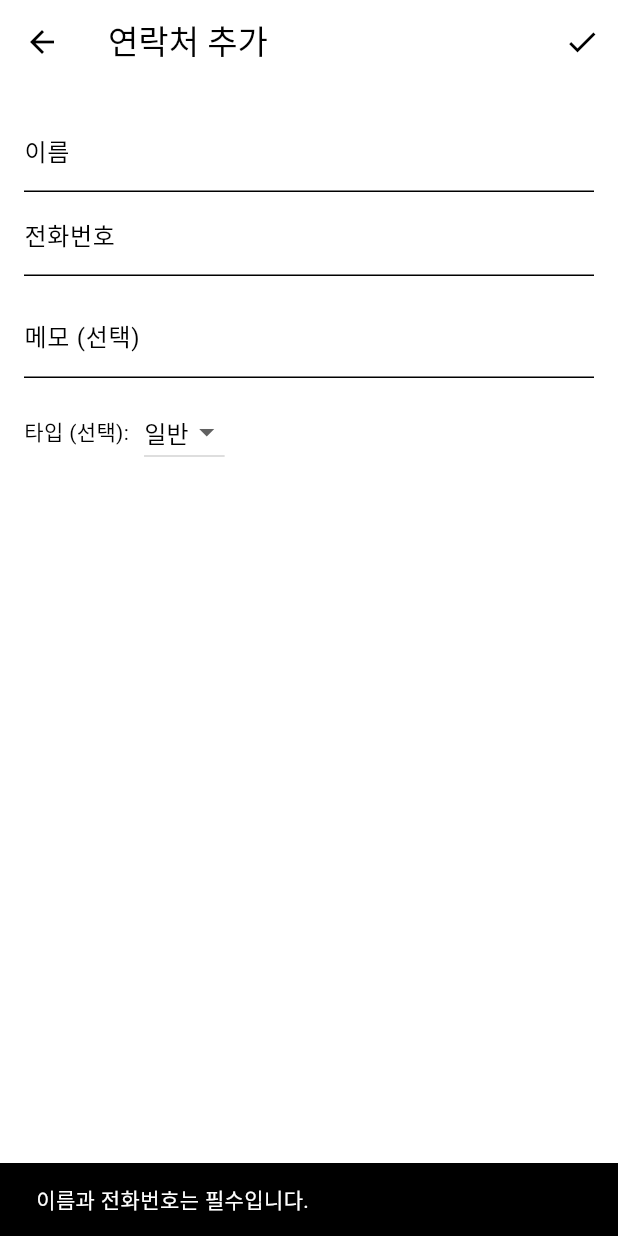
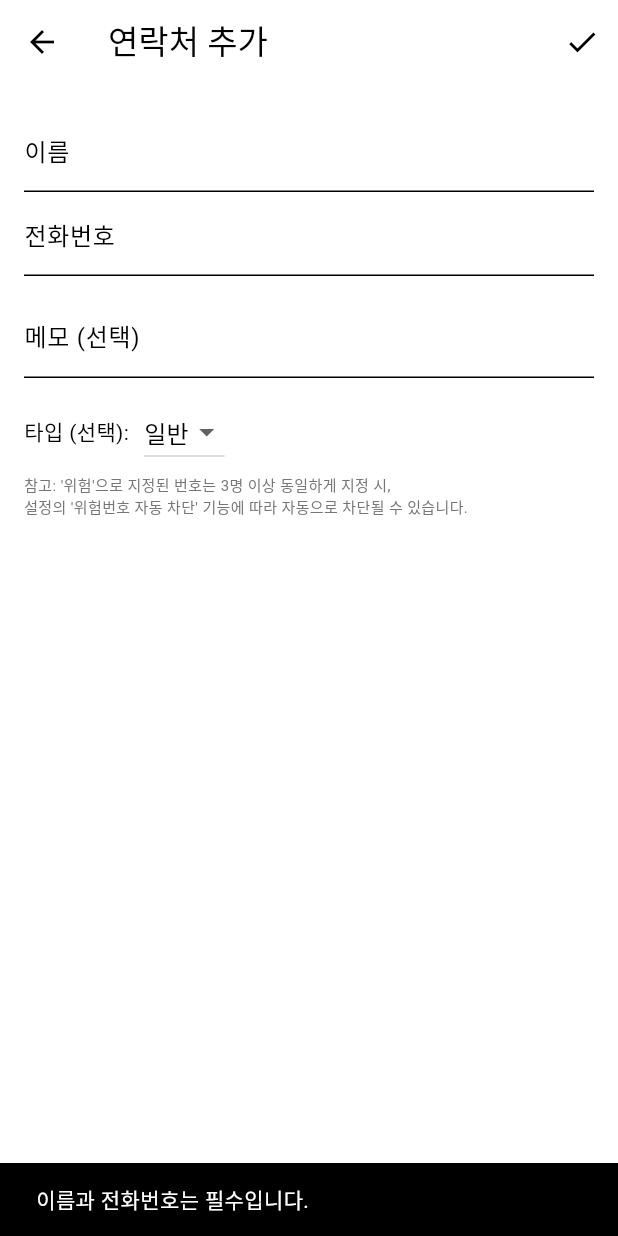
Before and after one commit to phyuzion/jumo, a Flutter app: the EditContactScreen screen opened directly, after a tap on the "check" icon, on a phone screen of 412 x 824 dp. Run offline on Flutter 3.47's test engine with Material 3 defaults, Android fonts, the phone set to English and light mode, and no system bars; our stand-ins replace dio, event_bus, flutter_contacts, flutter_local_notifications, fluttertoast, get_it and 5 more; missing offline and left inert: app_installer, call_e_log, flutter_background_service, flutter_background_service_android, flutter_broadcasts_4m, flutter_quill and 6 more; accounts and stored records are empty; project files that could hold a hidden picture were left out.

Commit message:
Fix release

```diff
--- a/mobile/mobile/lib/screens/edit_contact_screen.dart
+++ b/mobile/mobile/lib/screens/edit_contact_screen.dart
@@ -5,6 +5,7 @@ import 'package:provider/provider.dart';
 import 'package:mobile/controllers/blocked_numbers_controller.dart';
 import 'package:mobile/graphql/phone_records_api.dart';
 import 'dart:developer';
+import 'package:fluttertoast/fluttertoast.dart';
 
 /// 신규: initialPhone==null => 전화번호 입력 가능
 /// 기존: 전화번호 수정불가, contactId, memo, type 편집
@@ -76,22 +77,90 @@ class _EditContactScreenState extends State<EditContactScreen> {
     }
   }
 
-  void _checkBlockedStatus() {
+  Future<void> _checkBlockedStatus() async {
     if (widget.initialPhone != null) {
       final normalizedPhone = normalizePhone(widget.initialPhone!);
       final blocknumbersController = context.read<BlockedNumbersController>();
-      _isBlocked = blocknumbersController.isNumberBlocked(normalizedPhone);
+      _isBlocked = await blocknumbersController.isNumberBlockedAsync(
+        normalizedPhone,
+      );
+    }
+  }
+
+  // 1. 핵심 저장 로직 분리
+  Future<bool> _performSaveOperation() async {
+    final name = _nameCtrl.text.trim();
+    final phone = normalizePhone(_phoneCtrl.text.trim());
+    final memo = _memoCtrl.text.trim();
+
+    if (name.isEmpty || phone.isEmpty) {
+      ScaffoldMessenger.of(
+        context,
+      ).showSnackBar(const SnackBar(content: Text('이름과 전화번호는 필수입니다.')));
+      return false;
+    }
+
+    final hasPerm = await FlutterContacts.requestPermission();
+    if (!hasPerm) {
+      ScaffoldMessenger.of(
+        context,
+      ).showSnackBar(const SnackBar(content: Text('주소록 권한이 필요합니다.')));
+      return false;
+    }
+
+    _showLoadingDialog();
+
+    try {
+      String? deviceContactId;
+      final bool isUpdateOperation =
+          widget.initialContactId != null &&
+          widget.initialContactId!.isNotEmpty;
+
+      if (isUpdateOperation) {
+        await _updateDeviceContact(widget.initialContactId, name);
+        deviceContactId = widget.initialContactId;
+      } else {
+        deviceContactId = await _insertDeviceContact(name, phone);
+      }
+
+      final recordToUpsert = {
+        'phoneNumber': phone,
+        'name': name,
+        'memo': memo.isNotEmpty ? memo : '',
+        'type': _type,
+        'createdAt': DateTime.now().toUtc().toIso8601String(),
+      };
+      await PhoneRecordsApi.upsertPhoneRecords([recordToUpsert]);
+
+      if (mounted) Navigator.pop(context); // 로딩 다이얼로그 닫기
+      return true; // 저장 성공
+    } catch (e) {
+      log('[EditContactScreen] _performSaveOperation error: $e');
+      if (mounted) Navigator.pop(context); // 로딩 다이얼로그 닫기
+      if (mounted) {
+        ScaffoldMessenger.of(
+          context,
+        ).showSnackBar(SnackBar(content: Text('저장 중 오류가 발생했습니다: $e')));
+      }
+      return false; // 저장 실패
+    }
+  }
+
+  // 2. UI의 저장 버튼들이 호출할 함수 (저장 후 화면 닫기)
+  Future<void> _handleMainSaveAction() async {
+    bool success = await _performSaveOperation();
+    if (success && mounted) {
+      Fluttertoast.showToast(msg: "저장 완료");
+      Navigator.pop(context, true); // 화면 닫기
     }
   }
 
   Future<void> _toggleBlockStatus() async {
     if (widget.initialPhone == null) return;
     final normalizedPhone = normalizePhone(widget.initialPhone!);
-
     final blocknumbersController = context.read<BlockedNumbersController>();
-    final isCurrentlyBlocked = blocknumbersController.isNumberBlocked(
-      normalizedPhone,
-    );
+    final isCurrentlyBlocked = await blocknumbersController
+        .isNumberBlockedAsync(normalizedPhone);
 
     final confirmMessage = isCurrentlyBlocked ? '차단해제 하시겠습니까?' : '차단 하시겠습니까?';
 
@@ -116,13 +185,29 @@ class _EditContactScreenState extends State<EditContactScreen> {
 
     if (result == true) {
       if (isCurrentlyBlocked) {
+        // 차단 해제 로직
         await blocknumbersController.removeBlockedNumber(normalizedPhone);
+        setState(() {
+          _isBlocked = false;
+        });
+        bool success =
+            await _performSaveOperation(); // 타입은 변경되지 않았지만, 다른 정보가 수정됐을 수 있으므로 저장
+        if (success && mounted) {
+          Fluttertoast.showToast(msg: "차단해제 완료");
+        }
       } else {
+        // 차단 및 '위험' 타입으로 설정 후 저장 로직
+        setState(() {
+          _type = 99; // 타입을 '위험'으로 설정
+          _isBlocked = true; // 차단 상태로 UI 변경
+        });
         await blocknumbersController.addBlockedNumber(normalizedPhone);
+        bool success = await _performSaveOperation(); // 변경된 타입 정보 저장
+        if (success && mounted) {
+          Fluttertoast.showToast(msg: "차단 완료");
         }
-      setState(() {
-        _isBlocked = !isCurrentlyBlocked;
-      });
+      }
+      // 화면은 여기서 닫지 않음
     }
   }
 
@@ -132,75 +217,6 @@ class _EditContactScreenState extends State<EditContactScreen> {
     _phoneCtrl.dispose();
     _memoCtrl.dispose();
     super.dispose();
-  }
-
-  Future<void> _onSave() async {
-    final name = _nameCtrl.text.trim();
-    final phone = normalizePhone(_phoneCtrl.text.trim());
-    final memo = _memoCtrl.text.trim();
-
-    if (name.isEmpty || phone.isEmpty) {
-      ScaffoldMessenger.of(
-        context,
-      ).showSnackBar(const SnackBar(content: Text('이름과 전화번호는 필수입니다.')));
-      return;
-    }
-
-    final hasPerm = await FlutterContacts.requestPermission();
-    if (!hasPerm) {
-      ScaffoldMessenger.of(
-        context,
-      ).showSnackBar(const SnackBar(content: Text('주소록 권한이 필요합니다.')));
-      return;
-    }
-
-    _showLoadingDialog();
-
-    try {
-      String?
-      deviceContactId; // To potentially store the ID after insert/update
-
-      // Check if we have a valid initialContactId to determine update vs insert
-      final bool isUpdateOperation =
-          widget.initialContactId != null &&
-          widget.initialContactId!.isNotEmpty;
-
-      if (isUpdateOperation) {
-        // Update existing device contact
-        await _updateDeviceContact(widget.initialContactId, name);
-        deviceContactId = widget.initialContactId; // Keep the existing ID
-      } else {
-        // Insert new device contact
-        deviceContactId = await _insertDeviceContact(name, phone);
-        // Note: phone number field (_phoneCtrl) should be editable in this case, handled by `enabled: isNew` in build method.
-        // We might need to ensure _phoneCtrl.text is used for the API upsert below as well.
-      }
-
-      // --- Upsert to SERVER ---
-      // Use the potentially updated or newly inserted contact details
-      final recordToUpsert = {
-        'phoneNumber': phone, // Make sure 'phone' comes from _phoneCtrl.text
-        'name': name, // Make sure 'name' comes from _nameCtrl.text
-        'memo': memo.isNotEmpty ? memo : '',
-        'type': _type,
-        'createdAt': DateTime.now().toUtc().toIso8601String(),
-        // Consider adding 'deviceId': deviceContactId if your backend needs it
-      };
-      await PhoneRecordsApi.upsertPhoneRecords([recordToUpsert]);
-
-      Navigator.pop(context); // Pop loading dialog
-
-      if (!mounted) return;
-      Navigator.pop(context, true);
-    } catch (e) {
-      log('[EditContactScreen] _onSave error: $e');
-      if (mounted) Navigator.pop(context);
-      if (mounted) {
-        ScaffoldMessenger.of(
-          context,
-        ).showSnackBar(SnackBar(content: Text('저장 중 오류가 발생했습니다: $e')));
-      }
-    }
   }
 
   void _showLoadingDialog() {
@@ -308,7 +324,10 @@ class _EditContactScreenState extends State<EditContactScreen> {
       appBar: AppBar(
         title: Text(isNew ? '연락처 추가' : '연락처 편집'),
         actions: [
-          IconButton(icon: const Icon(Icons.check), onPressed: _onSave),
+          IconButton(
+            icon: const Icon(Icons.check),
+            onPressed: _handleMainSaveAction,
+          ),
         ],
       ),
       body: Padding(
@@ -338,6 +357,9 @@ class _EditContactScreenState extends State<EditContactScreen> {
                   decoration: const InputDecoration(labelText: '메모 (선택)'),
                 ),
                 const SizedBox(height: 12),
+                Column(
+                  crossAxisAlignment: CrossAxisAlignment.start,
+                  children: [
                     Row(
                       children: [
                         const Text('타입 (선택):'),
@@ -352,21 +374,30 @@ class _EditContactScreenState extends State<EditContactScreen> {
                         ),
                       ],
                     ),
+                    Padding(
+                      padding: const EdgeInsets.only(top: 4.0, left: 0),
+                      child: Text(
+                        "참고: '위험'으로 지정된 번호는 3명 이상 동일하게 지정 시, \n설정의 '위험번호 자동 차단' 기능에 따라 자동으로 차단될 수 있습니다.",
+                        style: TextStyle(fontSize: 10, color: Colors.grey[600]),
+                      ),
+                    ),
+                  ],
+                ),
               ],
               if (!isNew) ...[
-                const SizedBox(height: 16),
-                InkWell(
-                  onTap: _toggleBlockStatus,
-                  child: Container(
-                    width: double.infinity,
+                const SizedBox(height: 50),
+                Row(
+                  children: [
+                    Expanded(
+                      child: ElevatedButton(
+                        onPressed: _toggleBlockStatus,
+                        style: ElevatedButton.styleFrom(
+                          backgroundColor:
+                              _isBlocked ? Colors.red : Colors.grey[700],
                           padding: const EdgeInsets.symmetric(vertical: 12),
-                    decoration: BoxDecoration(
-                      color: _isBlocked ? Colors.red : Colors.black,
-                      borderRadius: BorderRadius.circular(4),
                         ),
-                    child: Center(
                         child: Text(
-                        _isBlocked ? '차단 상태입니다.' : '정상 상태입니다.',
+                          _isBlocked ? '차단해제' : '차단',
                           style: const TextStyle(
                             color: Colors.white,
                             fontSize: 16,
@@ -375,6 +406,25 @@ class _EditContactScreenState extends State<EditContactScreen> {
                         ),
                       ),
                     ),
+                    const SizedBox(width: 15), // 버튼 사이 간격
+                    Expanded(
+                      child: ElevatedButton(
+                        onPressed: _handleMainSaveAction,
+                        style: ElevatedButton.styleFrom(
+                          backgroundColor: Colors.blue, // 저장 버튼 색상 (예: 파란색)
+                          padding: const EdgeInsets.symmetric(vertical: 12),
+                        ),
+                        child: const Text(
+                          '등록',
+                          style: TextStyle(
+                            color: Colors.white,
+                            fontSize: 16,
+                            fontWeight: FontWeight.w500,
+                          ),
+                        ),
+                      ),
+                    ),
+                  ],
                 ),
               ],
             ],
--- a/mobile/mobile/lib/screens/search_screen.dart
+++ b/mobile/mobile/lib/screens/search_screen.dart
@@ -7,6 +7,7 @@ import 'package:provider/provider.dart';
 import 'package:mobile/controllers/contacts_controller.dart';
 import 'package:mobile/models/phone_book_model.dart';
 import 'dart:developer';
+import 'package:graphql_flutter/graphql_flutter.dart';
 
 class SearchScreen extends StatefulWidget {
   final bool isRequested;
@@ -87,7 +88,8 @@ class _SearchScreenState extends State<SearchScreen> {
         );
       });
     } catch (e) {
-      final errorMessage = e.toString().replaceAll('Exception: ', '');
+      String errorMessage = e.toString().replaceAll('Exception: ', '');
+      log('[SearchScreen] Caught Exception: $errorMessage');
       if (mounted) setState(() => _error = errorMessage);
     } finally {
       if (mounted) setState(() => _loading = false);
--- a/mobile/mobile/lib/screens/settings_screen.dart
+++ b/mobile/mobile/lib/screens/settings_screen.dart
@@ -603,7 +603,7 @@ class _SettingsScreenState extends State<SettingsScreen>
             SwitchListTile(
               title: Padding(
                 padding: const EdgeInsets.only(left: 16.0),
-                child: const Text('오늘 상담 차단'),
+                child: const Text('오늘 전화문의 차단'),
               ),
               value: _blockedNumbersController.isTodayBlocked,
               onChanged: (value) async {
@@ -615,7 +615,7 @@ class _SettingsScreenState extends State<SettingsScreen>
             SwitchListTile(
               title: Padding(
                 padding: const EdgeInsets.only(left: 16.0),
-                child: const Text('모르는번호 차단'),
+                child: const Text('저장 안된 번호 차단'),
               ),
               value: _blockedNumbersController.isUnknownBlocked,
               onChanged: (value) async {
@@ -628,6 +628,10 @@ class _SettingsScreenState extends State<SettingsScreen>
               title: Padding(
                 padding: const EdgeInsets.only(left: 16.0),
                 child: const Text('위험번호 자동 차단'),
+              ),
+              subtitle: Padding(
+                padding: const EdgeInsets.only(left: 24.0),
+                child: Text('회원 3명 이상 "위험" 등록시 자동 차단'),
               ),
               value: _blockedNumbersController.isAutoBlockDanger,
               onChanged: (value) async {
@@ -747,21 +751,31 @@ class _SettingsScreenState extends State<SettingsScreen>
             ListTile(
               title: Padding(
                 padding: const EdgeInsets.only(left: 16.0),
-                child: const Text('개별 차단번호 관리'),
+                child: const Text('시작번호/지정번호 차단'),
               ),
               subtitle: FutureBuilder<List<BlockedNumber>>(
                 future: _blockedNumbersController.blockedNumbers,
                 builder: (context, snapshot) {
-                  String text = '...'; // 로딩 또는 에러 시 표시할 텍스트
+                  String countText = '...'; // 로딩 또는 에러 시 표시할 텍스트
                   if (snapshot.connectionState == ConnectionState.done &&
                       snapshot.hasData) {
-                    text = '${snapshot.data!.length}개의 번호가 차단되어 있습니다';
+                    countText = '${snapshot.data!.length}개의 번호가 차단되어 있습니다';
                   } else if (snapshot.hasError) {
-                    text = '개수 로딩 오류';
+                    countText = '개수 로딩 오류';
                   }
                   return Padding(
                     padding: const EdgeInsets.only(left: 24.0),
-                    child: Text(text),
+                    // <<< Column 위젯으로 변경 >>>
+                    child: Column(
+                      crossAxisAlignment: CrossAxisAlignment.start,
+                      children: [
+                        const Text(
+                          'ex) 010-12**-****, 070-***-****',
+                          style: TextStyle(fontSize: 12, color: Colors.grey),
+                        ),
+                        Text(countText),
+                      ],
+                    ),
                   );
                 },
               ),
--- a/mobile/mobile/lib/services/app_background_service.dart
+++ b/mobile/mobile/lib/services/app_background_service.dart
@@ -218,8 +218,8 @@ Future<void> onStart(ServiceInstance service) async {
         );
         flutterLocalNotificationsPlugin.show(
           FOREGROUND_SERVICE_NOTIFICATION_ID,
-          'KOLPON 감지 중',
-          '실시간 통화 감지 중',
+          'KOLPON',
+          '',
           const NotificationDetails(
             android: AndroidNotificationDetails(
               FOREGROUND_SERVICE_CHANNEL_ID,
--- a/mobile/mobile/lib/utils/constants.dart
+++ b/mobile/mobile/lib/utils/constants.dart
@@ -1,6 +1,6 @@
 import 'package:intl/intl.dart';
 
-const String APP_VERSION = '0.1.8';
+const String APP_VERSION = '0.1.9';
 const String APP_NAME = 'KOL_PHONE';
 const String APP_DOWNLOAD_LINK =
     'https://jumo-vs8e.onrender.com/download/app.apk';
```
Also changed, not shown: mobile/mobile/lib/graphql/search_api.dart (+31 -1 lines), mobile/mobile/lib/screens/login_screen.dart (+68 -4 lines). Lines whose indentation alone changed are shown as unchanged.
